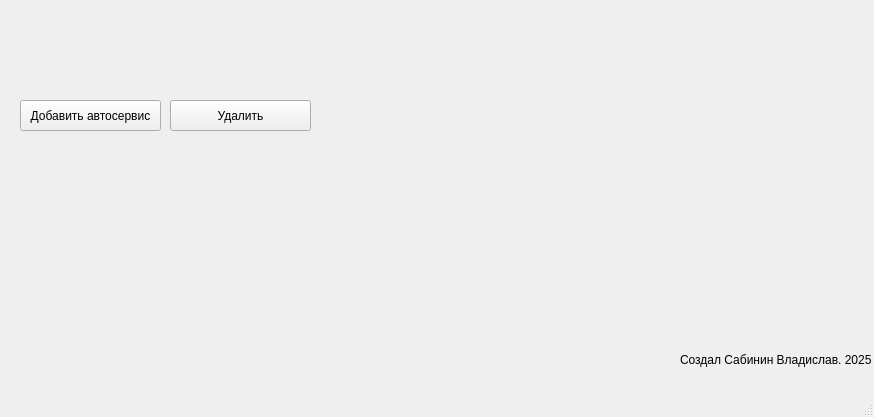
First picture: the form in mainwindow.ui, repository eyrophet/Autoservice, before the edit.
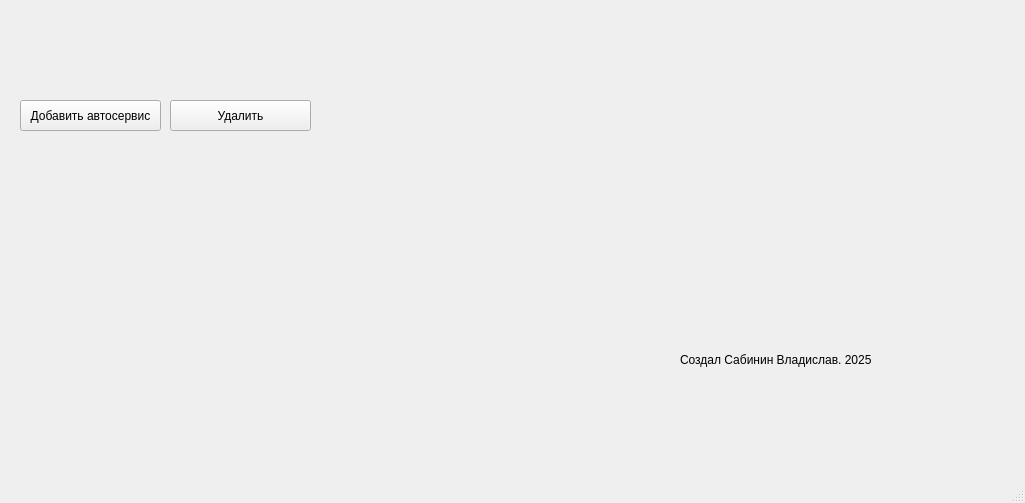
Second picture: the form after the edit.

What changed in the file:
```diff
--- a/mainwindow.ui
+++ b/mainwindow.ui
@@ -6,8 +6,8 @@
    <rect>
     <x>0</x>
     <y>0</y>
-    <width>874</width>
-    <height>417</height>
+    <width>1025</width>
+    <height>503</height>
    </rect>
   </property>
   <property name="windowTitle">
```
Left out of the diff: 2 changed lines with no effect on the pictures.
